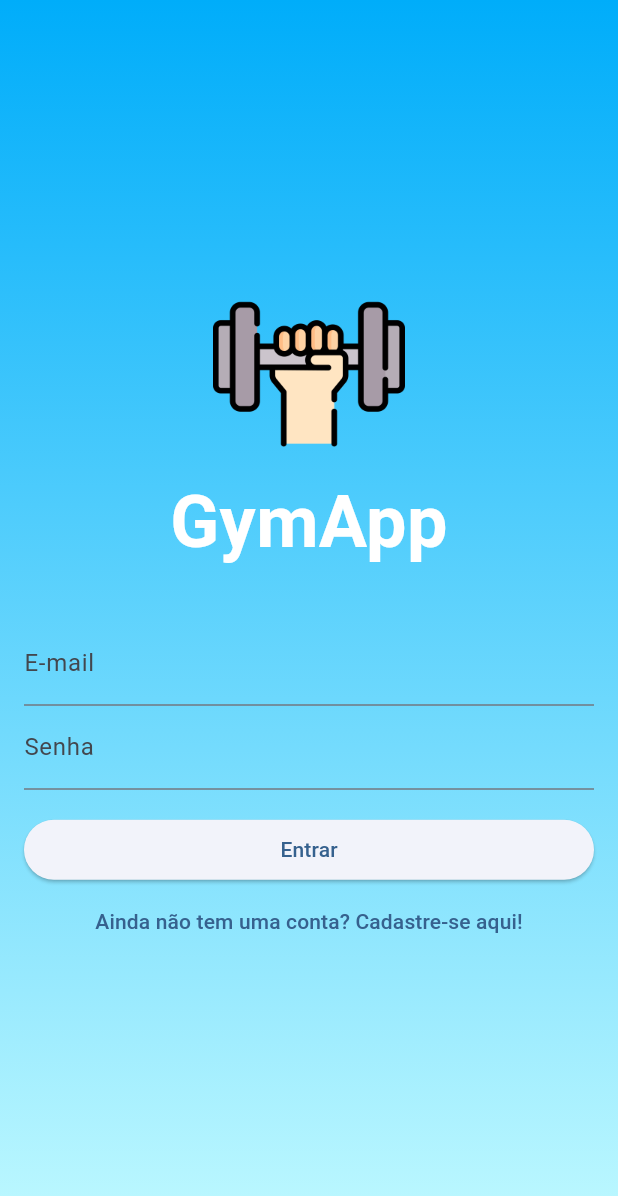
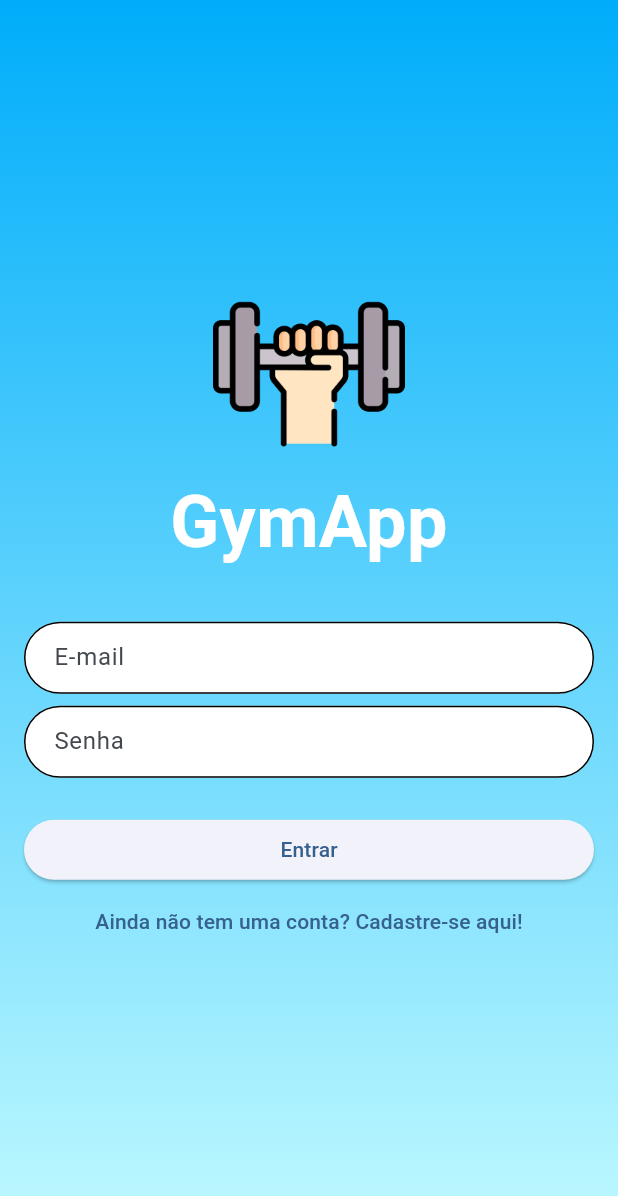
Before and after one commit to racalixta/flutter_gymapp, a Flutter app: the screen it shows after launch, on a phone screen of 412 x 824 dp. Shown: the top 1196 px of the screen. Run offline on Flutter 3.47's test engine with Material 2 defaults, Android fonts, the phone set to English and light mode, and no system bars.

Commit message:
conteudo da aula 16

```diff
--- /dev/null
+++ b/lib/components/decoration_input_auth.dart
@@ -0,0 +1,23 @@
+import 'package:flutter/material.dart';
+import 'package:flutter_gymapp/_common/my_colors.dart';
+
+InputDecoration getAuthetincationInputDecoration(String label) {
+  return InputDecoration(
+    hintText: label,
+    fillColor: Colors.white,
+    filled: true,
+    contentPadding: const EdgeInsets.fromLTRB(16, 8, 16, 8),
+    border: OutlineInputBorder(
+      borderRadius: BorderRadius.circular(64),
+    ),
+    enabledBorder: OutlineInputBorder(
+      borderRadius: BorderRadius.circular(64),
+      borderSide: const BorderSide(color: Colors.black, width: 1),
+    ),
+    focusedBorder: OutlineInputBorder(
+      borderRadius: BorderRadius.circular(64),
+      borderSide:
+          const BorderSide(color: Color.fromARGB(255, 1, 142, 207), width: 2),
+    ),
+  );
+}
--- a/lib/page/auth_page.dart
+++ b/lib/page/auth_page.dart
@@ -1,5 +1,6 @@
 import 'package:flutter/material.dart';
 import 'package:flutter_gymapp/_common/my_colors.dart';
+import 'package:flutter_gymapp/components/decoration_input_auth.dart';
 
 class AuthPage extends StatefulWidget {
   const AuthPage({super.key});
@@ -55,30 +56,27 @@ class _AuthPageState extends State<AuthPage> {
                         height: 32,
                       ),
                       TextFormField(
-                        decoration: const InputDecoration(
-                          label: Text("E-mail"),
-                        ),
+                        decoration: getAuthetincationInputDecoration('E-mail'),
                       ),
+                      const SizedBox(height: 8),
                       TextFormField(
-                        decoration: const InputDecoration(
-                          label: Text("Senha"),
-                        ),
+                        decoration: getAuthetincationInputDecoration('Senha'),
                         obscureText: true,
                       ),
+                      const SizedBox(height: 8),
                       Visibility(
                         visible: !wantEntry,
                         child: Column(
                           children: [
                             TextFormField(
-                              decoration: const InputDecoration(
-                                label: Text("Confirme senha"),
-                              ),
+                              decoration: getAuthetincationInputDecoration(
+                                  'Confirme Senha'),
                               obscureText: true,
                             ),
+                            const SizedBox(height: 8),
                             TextFormField(
-                              decoration: const InputDecoration(
-                                label: Text("Nome"),
-                              ),
+                              decoration:
+                                  getAuthetincationInputDecoration('Nome'),
                             ),
                           ],
                         ),
```
